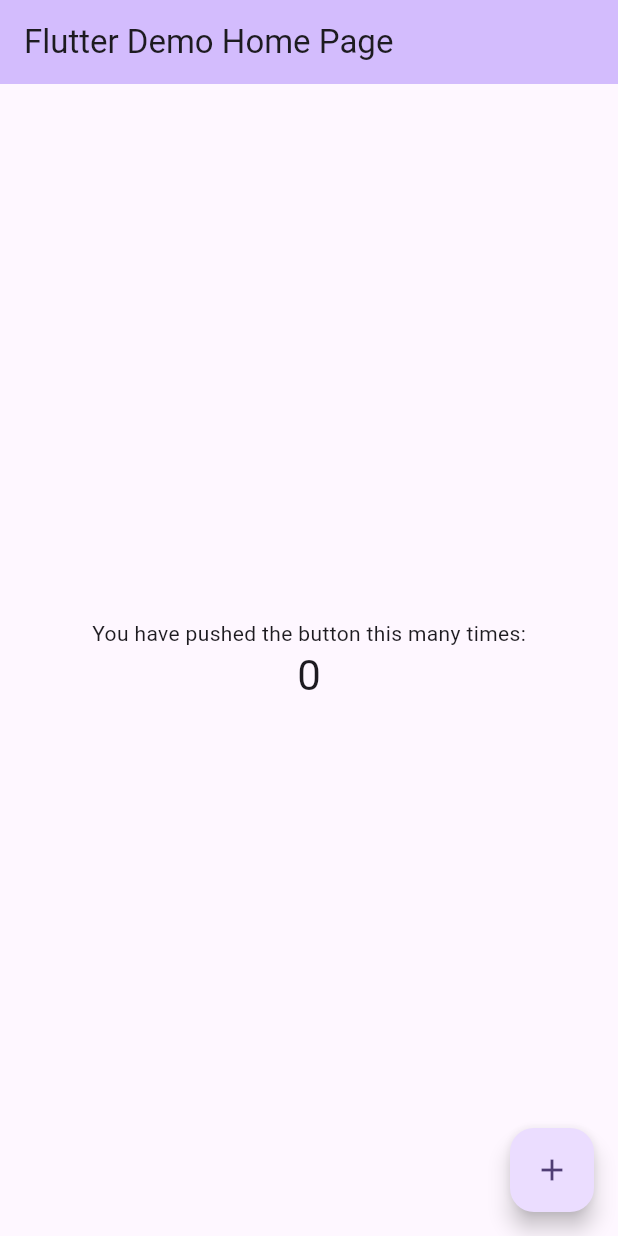
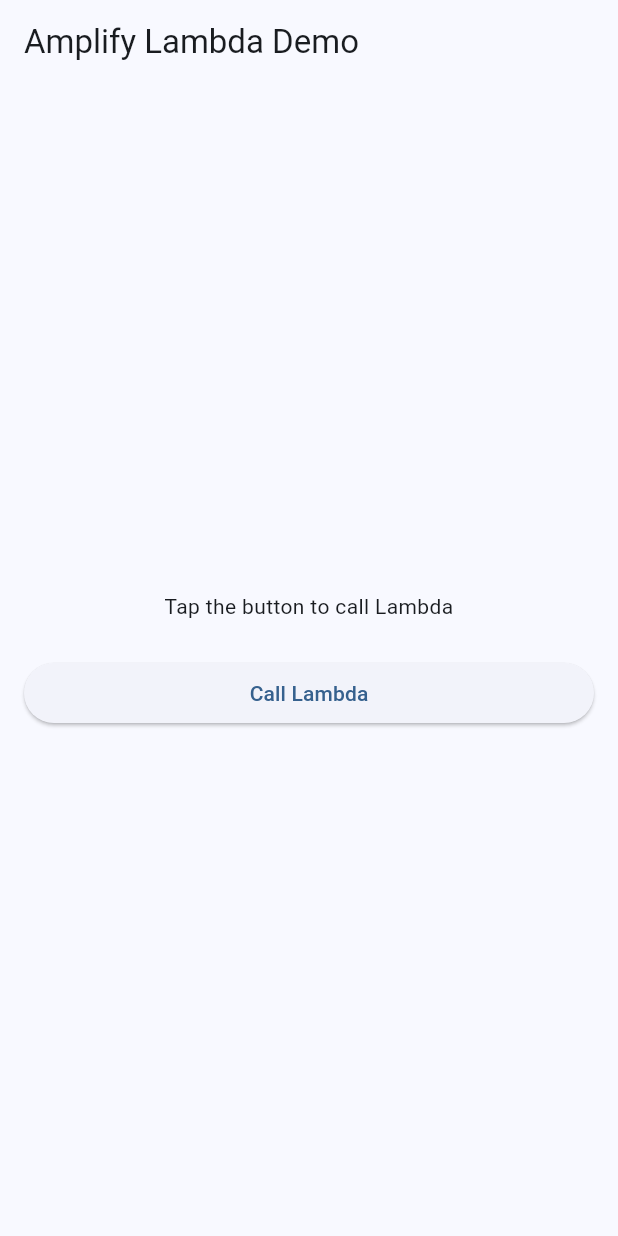
Before and after one commit to misaelriojasftf/aws-dotnet-flutter-dataqube, a Flutter app: the screen it shows after launch, on a phone screen of 412 x 824 dp. Run offline on Flutter 3.47's test engine with Material 3 defaults, Android fonts, the phone set to English and light mode, and no system bars; missing offline and left inert: amplify_api, amplify_flutter.

Commit message:
feat: mobile

```diff
--- /dev/null
+++ b/mobile/lib/aws_constants.dart
@@ -0,0 +1,22 @@
+/// Replace these values with your Amplify backend output.
+class AwsConstants {
+  static const amplifyConfig = '''
+{
+  "api": {
+    "plugins": {
+      "awsAPIPlugin": {
+        "dataqubeApi": {
+          "endpointType": "REST",
+          "endpoint": "https://YOUR_API_ID.execute-api.YOUR_REGION.amazonaws.com/prod",
+          "region": "YOUR_REGION",
+          "authorizationType": "NONE"
+        }
+      }
+    }
+  }
+}
+''';
+
+  static const lambdaApiName = 'dataqubeApi';
+  static const lambdaPath = '/hello';
+}
--- a/mobile/lib/main.dart
+++ b/mobile/lib/main.dart
@@ -1,121 +1,45 @@
 import 'package:flutter/material.dart';
+import 'package:provider/provider.dart';
 
-void main() {
+import 'repositories/lambda_repository.dart';
+import 'services/amplify_service.dart';
+import 'services/lambda_service.dart';
+import 'viewmodels/home_view_model.dart';
+import 'views/home_view.dart';
+
+Future<void> main() async {
+  WidgetsFlutterBinding.ensureInitialized();
+
+  final amplifyService = AmplifyService();
+  await amplifyService.configure();
+
   runApp(const MyApp());
 }
 
 class MyApp extends StatelessWidget {
   const MyApp({super.key});
 
-  // This widget is the root of your application.
   @override
   Widget build(BuildContext context) {
-    return MaterialApp(
-      title: 'Flutter Demo',
-      theme: ThemeData(
-        // This is the theme of your application.
-        //
-        // TRY THIS: Try running your application with "flutter run". You'll see
-        // the application has a purple toolbar. Then, without quitting the app,
-        // try changing the seedColor in the colorScheme below to Colors.green
-        // and then invoke "hot reload" (save your changes or press the "hot
-        // reload" button in a Flutter-supported IDE, or press "r" if you used
-        // the command line to start the app).
-        //
-        // Notice that the counter didn't reset back to zero; the application
-        // state is not lost during the reload. To reset the state, use hot
-        // restart instead.
-        //
-        // This works for code too, not just values: Most code changes can be
-        // tested with just a hot reload.
-        colorScheme: .fromSeed(seedColor: Colors.deepPurple),
-      ),
-      home: const MyHomePage(title: 'Flutter Demo Home Page'),
-    );
-  }
-}
-
-class MyHomePage extends StatefulWidget {
-  const MyHomePage({super.key, required this.title});
-
-  // This widget is the home page of your application. It is stateful, meaning
-  // that it has a State object (defined below) that contains fields that affect
-  // how it looks.
-
-  // This class is the configuration for the state. It holds the values (in this
-  // case the title) provided by the parent (in this case the App widget) and
-  // used by the build method of the State. Fields in a Widget subclass are
-  // always marked "final".
-
-  final String title;
-
-  @override
-  State<MyHomePage> createState() => _MyHomePageState();
-}
-
-class _MyHomePageState extends State<MyHomePage> {
-  int _counter = 0;
-
-  void _incrementCounter() {
-    setState(() {
-      // This call to setState tells the Flutter framework that something has
-      // changed in this State, which causes it to rerun the build method below
-      // so that the display can reflect the updated values. If we changed
-      // _counter without calling setState(), then the build method would not be
-      // called again, and so nothing would appear to happen.
-      _counter++;
-    });
-  }
-
-  @override
-  Widget build(BuildContext context) {
-    // This method is rerun every time setState is called, for instance as done
-    // by the _incrementCounter method above.
-    //
-    // The Flutter framework has been optimized to make rerunning build methods
-    // fast, so that you can just rebuild anything that needs updating rather
-    // than having to individually change instances of widgets.
-    return Scaffold(
-      appBar: AppBar(
-        // TRY THIS: Try changing the color here to a specific color (to
-        // Colors.amber, perhaps?) and trigger a hot reload to see the AppBar
-        // change color while the other colors stay the same.
-        backgroundColor: Theme.of(context).colorScheme.inversePrimary,
-        // Here we take the value from the MyHomePage object that was created by
-        // the App.build method, and use it to set our appbar title.
-        title: Text(widget.title),
-      ),
-      body: Center(
-        // Center is a layout widget. It takes a single child and positions it
-        // in the middle of the parent.
-        child: Column(
-          // Column is also a layout widget. It takes a list of children and
-          // arranges them vertically. By default, it sizes itself to fit its
-          // children horizontally, and tries to be as tall as its parent.
-          //
-          // Column has various properties to control how it sizes itself and
-          // how it positions its children. Here we use mainAxisAlignment to
-          // center the children vertically; the main axis here is the vertical
-          // axis because Columns are vertical (the cross axis would be
-          // horizontal).
-          //
-          // TRY THIS: Invoke "debug painting" (choose the "Toggle Debug Paint"
-          // action in the IDE, or press "p" in the console), to see the
-          // wireframe for each widget.
-          mainAxisAlignment: .center,
-          children: [
-            const Text('You have pushed the button this many times:'),
-            Text(
-              '$_counter',
-              style: Theme.of(context).textTheme.headlineMedium,
-            ),
-          ],
+    return MultiProvider(
+      providers: [
+        Provider(create: (_) => LambdaService()),
+        ProxyProvider<LambdaService, LambdaRepository>(
+          update: (_, lambdaService, _) => LambdaRepository(lambdaService),
         ),
-      ),
-      floatingActionButton: FloatingActionButton(
-        onPressed: _incrementCounter,
-        tooltip: 'Increment',
-        child: const Icon(Icons.add),
+        ChangeNotifierProxyProvider<LambdaRepository, HomeViewModel>(
+          create: (context) => HomeViewModel(context.read<LambdaRepository>()),
+          update: (_, lambdaRepository, viewModel) =>
+              viewModel ?? HomeViewModel(lambdaRepository),
+        ),
+      ],
+      child: MaterialApp(
+        title: 'DataQube',
+        theme: ThemeData(
+          colorScheme: ColorScheme.fromSeed(seedColor: Colors.blue),
+          useMaterial3: true,
+        ),
+        home: const HomeView(),
       ),
     );
   }
--- /dev/null
+++ b/mobile/lib/models/lambda_response.dart
@@ -0,0 +1,12 @@
+class LambdaResponse {
+  final String message;
+
+  const LambdaResponse({required this.message});
+
+  factory LambdaResponse.fromRaw(String rawBody) {
+    final trimmed = rawBody.trim();
+    return LambdaResponse(
+      message: trimmed.isEmpty ? 'Empty response from Lambda' : trimmed,
+    );
+  }
+}
--- /dev/null
+++ b/mobile/lib/repositories/lambda_repository.dart
@@ -0,0 +1,13 @@
+import '../models/lambda_response.dart';
+import '../services/lambda_service.dart';
+
+class LambdaRepository {
+  final LambdaService _lambdaService;
+
+  const LambdaRepository(this._lambdaService);
+
+  Future<LambdaResponse> getLambdaMessage() async {
+    final rawBody = await _lambdaService.invokeHelloLambda();
+    return LambdaResponse.fromRaw(rawBody);
+  }
+}
--- /dev/null
+++ b/mobile/lib/services/lambda_service.dart
@@ -0,0 +1,14 @@
+import 'package:amplify_flutter/amplify_flutter.dart';
+
+import '../aws_constants.dart';
+
+class LambdaService {
+  Future<String> invokeHelloLambda() async {
+    final response = await Amplify.API.get(
+      AwsConstants.lambdaPath,
+      apiName: AwsConstants.lambdaApiName,
+    ).response;
+
+    return response.decodeBody();
+  }
+}
--- /dev/null
+++ b/mobile/lib/viewmodels/home_view_model.dart
@@ -0,0 +1,30 @@
+import 'package:flutter/foundation.dart';
+
+import '../repositories/lambda_repository.dart';
+
+class HomeViewModel extends ChangeNotifier {
+  final LambdaRepository _lambdaRepository;
+
+  HomeViewModel(this._lambdaRepository);
+
+  String _message = 'Tap the button to call Lambda';
+  bool _isLoading = false;
+
+  String get message => _message;
+  bool get isLoading => _isLoading;
+
+  Future<void> callLambda() async {
+    _isLoading = true;
+    notifyListeners();
+
+    try {
+      final result = await _lambdaRepository.getLambdaMessage();
+      _message = result.message;
+    } catch (error) {
+      _message = 'Lambda call failed: $error';
+    } finally {
+      _isLoading = false;
+      notifyListeners();
+    }
+  }
+}
--- /dev/null
+++ b/mobile/lib/views/home_view.dart
@@ -0,0 +1,41 @@
+import 'package:flutter/material.dart';
+import 'package:provider/provider.dart';
+
+import '../viewmodels/home_view_model.dart';
+
+class HomeView extends StatelessWidget {
+  const HomeView({super.key});
+
+  @override
+  Widget build(BuildContext context) {
+    final vm = context.watch<HomeViewModel>();
+
+    return Scaffold(
+      appBar: AppBar(title: const Text('Amplify Lambda Demo')),
+      body: Padding(
+        padding: const EdgeInsets.all(16),
+        child: Column(
+          crossAxisAlignment: CrossAxisAlignment.stretch,
+          mainAxisAlignment: MainAxisAlignment.center,
+          children: [
+            Text(
+              vm.message,
+              textAlign: TextAlign.center,
+            ),
+            const SizedBox(height: 24),
+            ElevatedButton(
+              onPressed: vm.isLoading ? null : vm.callLambda,
+              child: vm.isLoading
+                  ? const SizedBox(
+                      height: 20,
+                      width: 20,
+                      child: CircularProgressIndicator(strokeWidth: 2),
+                    )
+                  : const Text('Call Lambda'),
+            ),
+          ],
+        ),
+      ),
+    );
+  }
+}
```
Also changed, not shown: mobile/lib/services/amplify_service.dart (added, +22 -0 lines), mobile/pubspec.yaml (+5 -71 lines), mobile/pubspec.lock, 4 other files.
